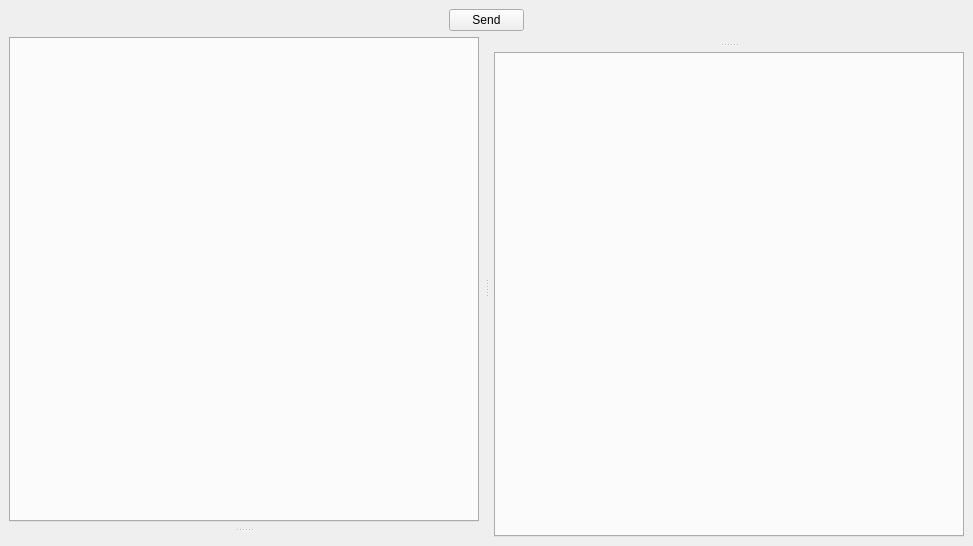
Above: src/gui/MainWindow/MainWindow.ui from bartkessels/GetIt before the change. Below: the same form after it.
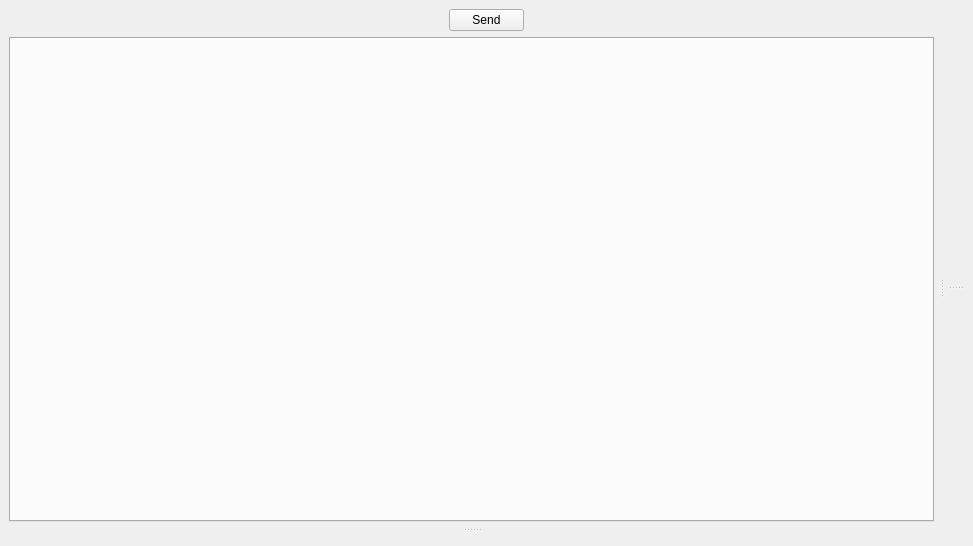
That is the form after the change.

Commit message: Add raw response body

Diff of the .ui file:
```diff
--- a/src/gui/MainWindow/MainWindow.ui
+++ b/src/gui/MainWindow/MainWindow.ui
@@ -60,6 +60,12 @@
        <number>15</number>
       </property>
       <widget class="QSplitter" name="splitter">
+       <property name="sizePolicy">
+        <sizepolicy hsizetype="Expanding" vsizetype="Expanding">
+         <horstretch>0</horstretch>
+         <verstretch>0</verstretch>
+        </sizepolicy>
+       </property>
        <property name="orientation">
         <enum>Qt::Vertical</enum>
        </property>
@@ -76,16 +82,24 @@
        </widget>
       </widget>
       <widget class="QSplitter" name="splitter_2">
+       <property name="sizePolicy">
+        <sizepolicy hsizetype="Expanding" vsizetype="Expanding">
+         <horstretch>0</horstretch>
+         <verstretch>0</verstretch>
+        </sizepolicy>
+       </property>
        <property name="orientation">
         <enum>Qt::Vertical</enum>
        </property>
        <property name="handleWidth">
         <number>15</number>
        </property>
-       <widget class="QWidget" name="">
+       <widget class="QWidget" name="layoutWidget">
         <layout class="QGridLayout" name="responseHeadersWidget"/>
        </widget>
-       <widget class="QTabWidget" name="responseBodyTabWidget"/>
+       <widget class="QWidget" name="gridLayoutWidget_2">
+        <layout class="QGridLayout" name="responseBodyWidget"/>
+       </widget>
       </widget>
      </widget>
     </item>
```
Left out of the diff: 2 changed lines with no effect on the pictures. The commit also changes 28 other files.
